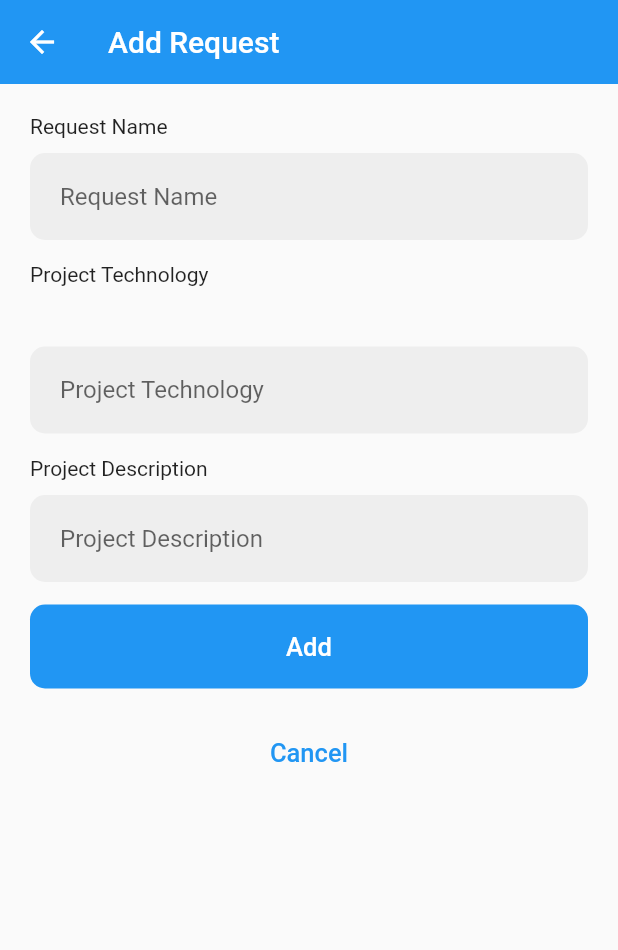
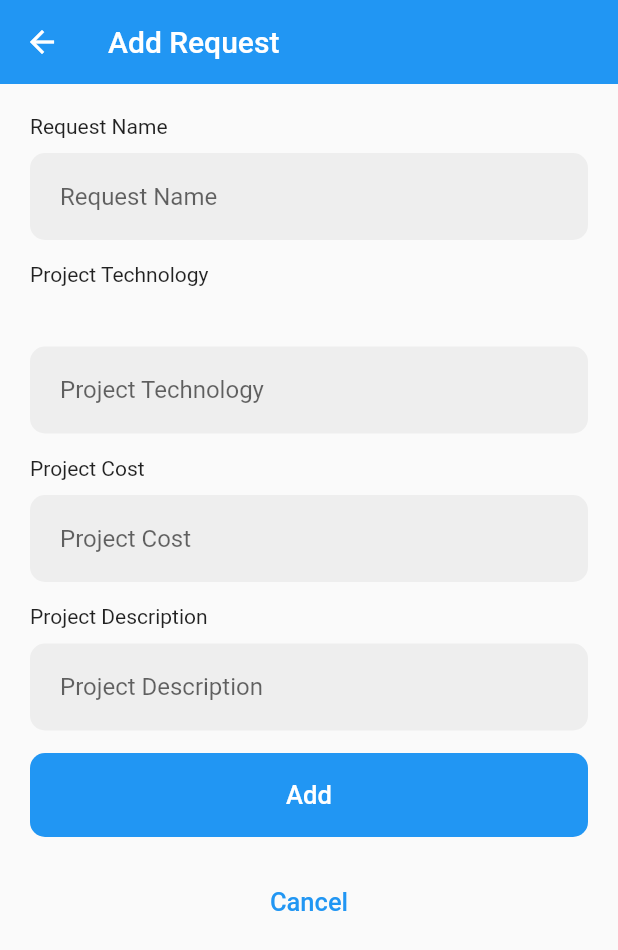
Before and after one commit to vishnuoum/mingle-box-frontend, a Flutter app: the BuyerRequest screen opened by its route, on a phone screen of 412 x 824 dp. Shown: the top 950 px of the screen. Run offline on Flutter 3.47's test engine with Material 2 defaults, Android fonts, the phone set to English and light mode, and no system bars; our stand-ins replace shared_preferences, socket_io_client, syncfusion_flutter_charts; missing offline and left inert: onesignal_flutter; accounts and stored records are empty; network calls fail.

```diff
--- a/lib/buyer/pages/chatList.dart
+++ b/lib/buyer/pages/chatList.dart
@@ -33,7 +33,7 @@ class _BuyerChatListState extends State<BuyerChatList> {
 
   void init()async{
     try {
-      socket = io('http://192.168.18.2:3000', <String, dynamic>{
+      socket = io('http://192.168.18.46:3000', <String, dynamic>{
         'transports': ['websocket'],
         'autoConnect': false,
       });
--- a/lib/buyer/pages/request.dart
+++ b/lib/buyer/pages/request.dart
@@ -12,7 +12,7 @@ class BuyerRequest extends StatefulWidget {
 class _BuyerRequestState extends State<BuyerRequest> {
 
   dynamic tech=[];
-  TextEditingController requestName= TextEditingController(text: ""),description=TextEditingController(text: ""),technology=TextEditingController(text: "");
+  TextEditingController requestName= TextEditingController(text: ""),cost= TextEditingController(text: ""),description=TextEditingController(text: ""),technology=TextEditingController(text: "");
   late SharedPreferences sharedPreferences;
   Service service = Service();
 
@@ -162,6 +162,27 @@ class _BuyerRequestState extends State<BuyerRequest> {
             ),
           ),
           SizedBox(height: 15,),
+          Text("Project Cost"),
+          Container(
+            margin: EdgeInsets.only(top: 10),
+            padding: EdgeInsets.symmetric(vertical: 5, horizontal: 20),
+            decoration: BoxDecoration(
+                borderRadius: BorderRadius.circular(10),
+                color: Colors.grey[200]
+            ),
+            child: TextField(
+              maxLines: null,
+              textCapitalization: TextCapitalization.words,
+              controller: cost,
+              focusNode: null,
+              style: TextStyle(color: Colors.black),
+              decoration: InputDecoration(
+                  border: InputBorder.none,
+                  hintText: 'Project Cost'
+              ),
+            ),
+          ),
+          SizedBox(height: 15,),
           Text("Project Description"),
           Container(
             margin: EdgeInsets.only(top: 10),
@@ -185,9 +206,13 @@ class _BuyerRequestState extends State<BuyerRequest> {
           SizedBox(height: 15,),
           TextButton(onPressed: () async {
             FocusScope.of(context).unfocus();
-            if (requestName.text.length != 0 && description.text.length!=0 && tech.length!=0) {
+            if (requestName.text.length != 0 && description.text.length!=0 && tech.length!=0 && cost.text.length!=0) {
+              if(double.parse(cost.text)<=0){
+                alertDialog("Please provide a valid cost.");
+                return;
+              }
               showLoading(context);
-              var res=await service.buyerAddRequest(id: sharedPreferences.getString("mail"), name: requestName.text, description: description.text, tech: tech);
+              var res=await service.buyerAddRequest(id: sharedPreferences.getString("mail"), name: requestName.text, description: description.text, tech: tech,cost:cost.text);
               if(res=="done"){
                 Navigator.pop(context);
                 Navigator.pop(context);
--- a/lib/buyer/services/registration.dart
+++ b/lib/buyer/services/registration.dart
@@ -7,7 +7,7 @@ class BuyerRegistration{
   Future<dynamic> login({required String mail,required String password}) async{
     try {
       dynamic response = await post(
-          Uri.parse("http://192.168.18.2:3000/buyerValidate"), body: {"mail": mail, "password": password});
+          Uri.parse("http://192.168.18.46:3000/buyerValidate"), body: {"mail": mail, "password": password});
       print(response);
       if(response.body=="error")
         return "error";
@@ -22,7 +22,7 @@ class BuyerRegistration{
   Future<dynamic> signup({required String mail,required String password,required String username,required String company}) async{
     try {
       dynamic response = await post(
-          Uri.parse("http://192.168.18.2:3000/buyerRegister"), body: {"mail": mail, "username":username,"company":company,"password": password});
+          Uri.parse("http://192.168.18.46:3000/buyerRegister"), body: {"mail": mail, "username":username,"company":company,"password": password});
       print(response);
       if(response.body=="error")
         return "error";
@@ -36,7 +36,7 @@ class BuyerRegistration{
   Future<dynamic> changePassword({required String id,required String oldPassword,required String newPassword}) async{
     try {
       dynamic response = await post(
-          Uri.parse("http://192.168.18.2:3000/buyerPasswordReset"), body: {"id": id, "password": oldPassword,"newPassword":newPassword});
+          Uri.parse("http://192.168.18.46:3000/buyerPasswordReset"), body: {"id": id, "password": oldPassword,"newPassword":newPassword});
       print(response.body);
       if(response.body=="done")
         return "done";
--- a/lib/coder/pages/chatList.dart
+++ b/lib/coder/pages/chatList.dart
@@ -33,7 +33,7 @@ class _CoderChatListState extends State<CoderChatList> {
 
   void init()async{
     try {
-      socket = io('http://192.168.18.2:3000', <String, dynamic>{
+      socket = io('http://192.168.18.46:3000', <String, dynamic>{
         'transports': ['websocket'],
         'autoConnect': false,
       });
--- a/lib/coder/services/buyersRequest.dart
+++ b/lib/coder/services/buyersRequest.dart
@@ -6,7 +6,7 @@ class BuyersRequest{
   Future<dynamic> buyersRequest()async{
     try {
       Response response = await post(
-          Uri.parse("http://192.168.18.2:3000/listBuyersRequests"));
+          Uri.parse("http://192.168.18.46:3000/listBuyersRequests"));
       print(jsonDecode(response.body));
       return jsonDecode(response.body);
     }
@@ -19,7 +19,7 @@ class BuyersRequest{
   Future<dynamic> respond({required String? coderId,required int requestId})async{
     try {
       Response response = await post(
-          Uri.parse("http://192.168.18.2:3000/coderRespond"),body: {"coderId":coderId,"requestId":requestId.toString()});
+          Uri.parse("http://192.168.18.46:3000/coderRespond"),body: {"coderId":coderId,"requestId":requestId.toString()});
     }
     catch(e){
       print(e);
--- a/lib/coder/services/chat.dart
+++ b/lib/coder/services/chat.dart
@@ -6,7 +6,7 @@ class Chat{
   Future<dynamic> chatList({required String? id})async{
     try {
       Response response = await post(
-          Uri.parse("http://192.168.18.2:3000/coderChatList"),
+          Uri.parse("http://192.168.18.46:3000/coderChatList"),
           body: {"id": id});
       return jsonDecode(response.body);
     }
@@ -18,7 +18,7 @@ class Chat{
   Future<dynamic> chatHistory({required String? id,required String chatWithId})async{
     try {
       Response response = await post(
-          Uri.parse("http://192.168.18.2:3000/coderChatHistory"),
+          Uri.parse("http://192.168.18.46:3000/coderChatHistory"),
           body: {"id": id,"chatWithId":chatWithId});
       return jsonDecode(response.body);
     }
--- a/lib/coder/services/coderExam.dart
+++ b/lib/coder/services/coderExam.dart
@@ -6,7 +6,7 @@ class CoderExamClass{
   Future<dynamic> coderExamQuestions({required String technologyId})async{
     try {
       Response response = await post(
-          Uri.parse("http://192.168.18.2:3000/coderExam"),
+          Uri.parse("http://192.168.18.46:3000/coderExam"),
           body: {"technologyId": technologyId});
       return jsonDecode(response.body);
     }
@@ -19,7 +19,7 @@ class CoderExamClass{
   Future<dynamic> coderExamSubmit({required dynamic answers,required String? id,required String technologyId})async{
     try {
       Response response = await post(
-          Uri.parse("http://192.168.18.2:3000/coderExamSubmit"),
+          Uri.parse("http://192.168.18.46:3000/coderExamSubmit"),
           body: {"answers": jsonEncode(answers), "id": id,"technologyId":technologyId});
       return jsonDecode(response.body);
 
@@ -33,7 +33,7 @@ class CoderExamClass{
   Future<dynamic> coderTechInfo({required String technology,required String? id})async{
     try {
       Response response = await post(
-          Uri.parse("http://192.168.18.2:3000/coderTechInfo"),
+          Uri.parse("http://192.168.18.46:3000/coderTechInfo"),
           body: {"id": id,"technology":technology});
       print(response.body);
       return jsonDecode(response.body);
--- a/lib/coder/services/codersTechnology.dart
+++ b/lib/coder/services/codersTechnology.dart
@@ -5,7 +5,7 @@ import 'package:http/http.dart';
 class CodersTechnology{
   Future<dynamic> getTechnologyList({required dynamic tech})async{
     try{
-      Response response = await post(Uri.parse("http://192.168.18.2:3000/getCoderTechnologyList"));
+      Response response = await post(Uri.parse("http://192.168.18.46:3000/getCoderTechnologyList"));
       var result=[];
       dynamic techList=jsonDecode(response.body);
       techList.forEach((list){
--- a/lib/coder/services/dashboard.dart
+++ b/lib/coder/services/dashboard.dart
@@ -8,7 +8,7 @@ class Dashboard{
   Future<dynamic> fetch({required String? id})async{
     try {
       Response response = await post(
-          Uri.parse("http://192.168.18.2:3000/coderDashboard"),body: {"id":id});
+          Uri.parse("http://192.168.18.46:3000/coderDashboard"),body: {"id":id});
       print(response.body);
       return jsonDecode(response.body);
     }
--- a/lib/coder/services/payment.dart
+++ b/lib/coder/services/payment.dart
@@ -6,7 +6,7 @@ class Payment{
   Future<dynamic> paymentHistory({required String? id})async{
     try {
       Response response = await post(
-          Uri.parse("http://192.168.18.2:3000/coderPaymentHistory"),
+          Uri.parse("http://192.168.18.46:3000/coderPaymentHistory"),
           body: {"id": id});
       return jsonDecode(response.body);
     }
--- a/lib/coder/services/profile.dart
+++ b/lib/coder/services/profile.dart
@@ -6,7 +6,7 @@ class Profile{
   Future<dynamic> fetchProfile({required String? id})async{
     try {
       Response response = await post(
-          Uri.parse("http://192.168.18.2:3000/coderProfile"),body: {"id":id});
+          Uri.parse("http://192.168.18.46:3000/coderProfile"),body: {"id":id});
       print(response.body);
       return jsonDecode(response.body);
     }
@@ -19,7 +19,7 @@ class Profile{
   Future<dynamic> editProfile({required String? id,required String username})async{
     try {
       Response response = await post(
-          Uri.parse("http://192.168.18.2:3000/editCoderProfile"),body: {"id":id,"username":username});
+          Uri.parse("http://192.168.18.46:3000/editCoderProfile"),body: {"id":id,"username":username});
       print(response.body);
       if(response.body=="done"){
         return "done";
--- a/lib/coder/services/registration.dart
+++ b/lib/coder/services/registration.dart
@@ -7,7 +7,7 @@ class CoderRegistration{
   Future<dynamic> login({required String mail,required String password}) async{
     try {
       dynamic response = await post(
-          Uri.parse("http://192.168.18.2:3000/coderValidate"), body: {"mail": mail, "password": password});
+          Uri.parse("http://192.168.18.46:3000/coderValidate"), body: {"mail": mail, "password": password});
       print(response.body);
       if(response.body=="error")
         return "error";
@@ -22,7 +22,7 @@ class CoderRegistration{
   Future<dynamic> signup({required String mail,required String password,required String username}) async{
     try {
       dynamic response = await post(
-          Uri.parse("http://192.168.18.2:3000/coderRegister"), body: {"mail": mail, "password": password,"username":username});
+          Uri.parse("http://192.168.18.46:3000/coderRegister"), body: {"mail": mail, "password": password,"username":username});
 
       print(response.body);
       if(response.body=="error")
@@ -38,7 +38,7 @@ class CoderRegistration{
   Future<dynamic> changePassword({required String id,required String oldPassword,required String newPassword}) async{
     try {
       dynamic response = await post(
-          Uri.parse("http://192.168.18.2:3000/coderPasswordReset"), body: {"id": id, "password": oldPassword,"newPassword":newPassword});
+          Uri.parse("http://192.168.18.46:3000/coderPasswordReset"), body: {"id": id, "password": oldPassword,"newPassword":newPassword});
       print(response.body);
       if(response.body=="done")
         return "done";
```
Also changed, not shown: lib/buyer/pages/requestHistory.dart (+33 -3 lines), lib/buyer/services/service.dart (+18 -16 lines), lib/coder/pages/requests.dart (+9 -1 lines), lib/coder/services/project.dart (+4 -4 lines).
